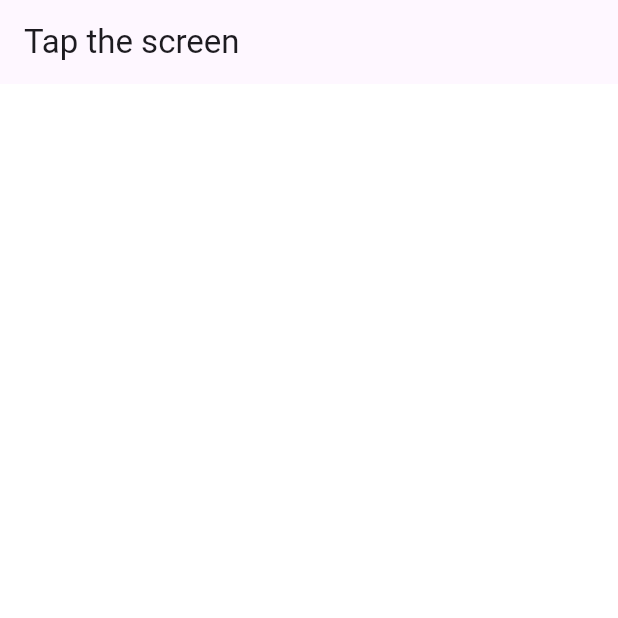
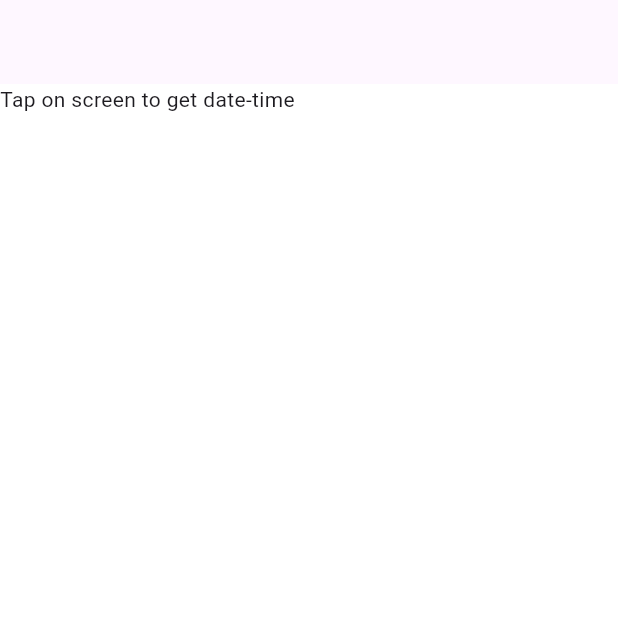
Before and after one commit to Wolfram-180/inherited_widget, a Flutter app: the screen it shows after launch, on a phone screen of 412 x 824 dp, the top half of it. Run offline on Flutter 3.47's test engine with Material 3 defaults, Android fonts, the phone set to English and light mode, and no system bars.

```diff
--- a/lib/main.dart
+++ b/lib/main.dart
@@ -1,4 +1,5 @@
 import 'package:flutter/material.dart';
+import 'package:uuid/uuid.dart';
 
 void main() {
   runApp(
@@ -8,7 +9,10 @@ void main() {
         colorScheme: ColorScheme.fromSeed(seedColor: Colors.deepPurple),
         useMaterial3: true,
       ),
-      home: const HomePage(),
+      home: ApiProvider(
+        api: Api(),
+        child: const HomePage(),
+      ),
     ),
   );
 }
@@ -21,24 +25,83 @@ class HomePage extends StatefulWidget {
 }
 
 class _HomePageState extends State<HomePage> {
-  String title = 'Tap the screen';
+  ValueKey _textKey = const ValueKey<String?>(null);
 
   @override
   Widget build(BuildContext context) {
     return Scaffold(
       appBar: AppBar(
-        title: Text(title),
+        title: Text(
+          ApiProvider.of(context).api.dateAndTime ?? '',
+        ),
       ),
       body: GestureDetector(
-        onTap: () {
+        onTap: () async {
+          final api = ApiProvider.of(context).api;
+          final dateAndTime = await api.getDateAndTime();
+
           setState(() {
-            title = DateTime.now().toIso8601String();
+            _textKey = ValueKey(dateAndTime);
           });
         },
-        child: Container(
-          color: Colors.white,
+        child: SizedBox.expand(
+          child: Container(
+            color: Colors.white,
+            child: DateTimeWidget(
+              key: _textKey,
+            ),
+          ),
         ),
       ),
     );
   }
 }
+
+class DateTimeWidget extends StatelessWidget {
+  const DateTimeWidget({super.key});
+
+  @override
+  Widget build(BuildContext context) {
+    final api = ApiProvider.of(context).api;
+    return Text(
+      api.dateAndTime ?? 'Tap on screen to get date-time',
+    );
+  }
+}
+
+class Api {
+  String? dateAndTime;
+
+  Future<String> getDateAndTime() {
+    return Future.delayed(
+            const Duration(seconds: 1), () => DateTime.now().toIso8601String())
+        .then((value) {
+      dateAndTime = value;
+      return value;
+    });
+  }
+}
+
+class ApiProvider extends InheritedWidget {
+  final Api api;
+  final String uuid;
+
+  ApiProvider({
+    Key? key,
+    required this.api,
+    required Widget child,
+  })  : uuid = const Uuid().v4(),
+        super(
+          key: key,
+          child: child,
+        );
+
+  @override
+  bool updateShouldNotify(covariant ApiProvider oldWidget) {
+    return uuid != oldWidget.uuid;
+  }
+
+  static ApiProvider of(BuildContext context) {
+    return context.dependOnInheritedWidgetOfExactType<ApiProvider>()!;
+  }
+}
--- a/pubspec.yaml
+++ b/pubspec.yaml
@@ -35,6 +35,7 @@ dependencies:
   # The following adds the Cupertino Icons font to your application.
   # Use with the CupertinoIcons class for iOS style icons.
   cupertino_icons: ^1.0.2
+  uuid: ^4.3.3
 
 dev_dependencies:
   flutter_test:
```
Also changed, not shown: pubspec.lock.
